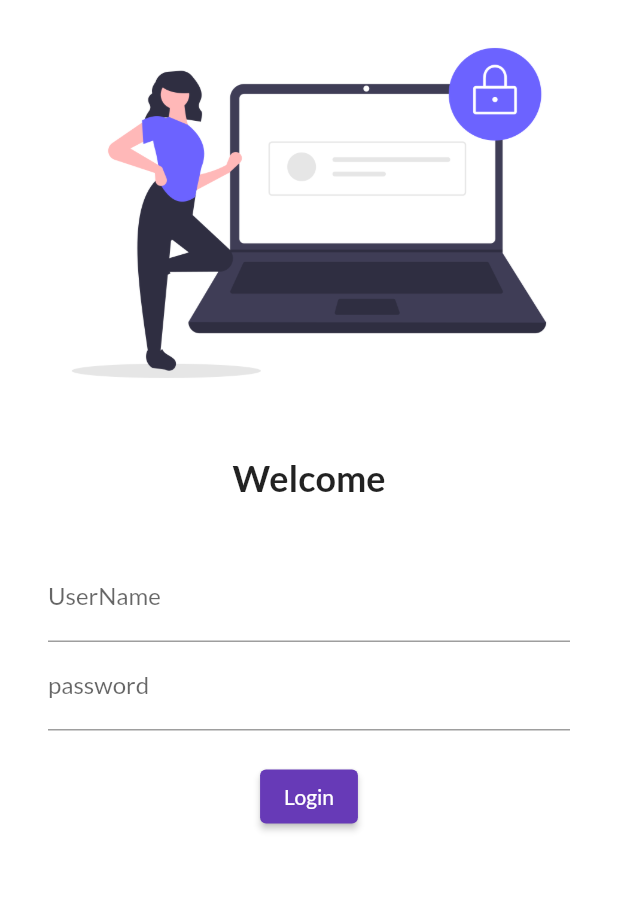
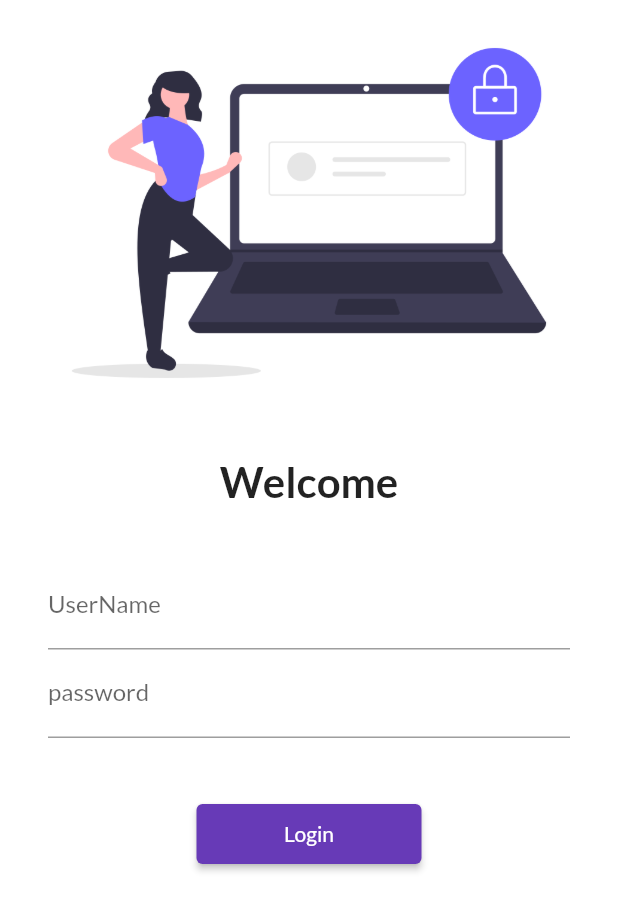
Before and after one commit to ksshitij/30-days-flutter-project, a Flutter app: the screen it shows after launch, on a phone screen of 412 x 824 dp. Shown: the top 911 px of the screen. Run offline on Flutter 3.47's test engine with Material 2 defaults, Android fonts, the phone set to English and light mode, and no system bars; our stand-ins replace google_fonts.

Commit message:
day 5 complete

```diff
--- a/lib/main.dart
+++ b/lib/main.dart
@@ -1,6 +1,7 @@
 import 'package:flutter/material.dart';
 import 'package:flutter_application_1/pages/home_page.dart';
 import 'package:flutter_application_1/pages/login_page.dart';
+import 'package:flutter_application_1/utils/routes.dart';
 import 'package:google_fonts/google_fonts.dart';
 
 void main() {
@@ -16,12 +17,13 @@ class MyApp extends StatelessWidget {
           primarySwatch: Colors.deepPurple,
           fontFamily: GoogleFonts.lato().fontFamily
           ),
+      //debugShowCheckedModeBanner: false,
       darkTheme: ThemeData(brightness: Brightness.dark),
       initialRoute: "/login",
       routes: {
-        "/": (context) => HomePage(),
-        "/login": (context) => LoginPage(),
+        MyRoutes.homeroute: (context) => HomePage(),
+        MyRoutes.loginroute: (context) => LoginPage(),
       },
-    );
+   );
   }
 }
--- a/lib/pages/login_page.dart
+++ b/lib/pages/login_page.dart
@@ -1,10 +1,12 @@
 import 'package:flutter/material.dart';
+import 'package:flutter_application_1/utils/routes.dart';
 
 class LoginPage extends StatelessWidget {
   @override
   Widget build(BuildContext context) {
     return Material(
         color: Colors.white,
+        child: SingleChildScrollView(
           child: Column(
             children: [
               Image.asset(
@@ -17,7 +19,7 @@ class LoginPage extends StatelessWidget {
               Text(
                 "Welcome",
                 style: TextStyle(
-                fontSize: 24,
+                  fontSize: 28,
                   fontWeight: FontWeight.bold,
                 ),
               ),
@@ -41,21 +43,20 @@ class LoginPage extends StatelessWidget {
                           hintText: "Enter Password", labelText: "password"),
                     ),
                     SizedBox(
-                    height: 20.0,
+                      height: 40.0,
                     ),
                     ElevatedButton(
-                  child: Text("Login"),style: TextButton.styleFrom(
-
-                   ),
+                      child: Text("Login"),
+                      style: TextButton.styleFrom(minimumSize: Size(150, 40)),
                       onPressed: () {
-                    print("kshitij is great");
+                        Navigator.pushNamed(context, MyRoutes.homeroute);
                       },
-
                     )
                   ],
                 ),
               )
             ],
+          ),
         ));
   }
 }
--- /dev/null
+++ b/lib/utils/routes.dart
@@ -0,0 +1,4 @@
+class MyRoutes{
+  static String loginroute = "/login";
+  static String homeroute = "/";
+}
```
Lines whose indentation alone changed are shown as unchanged.
